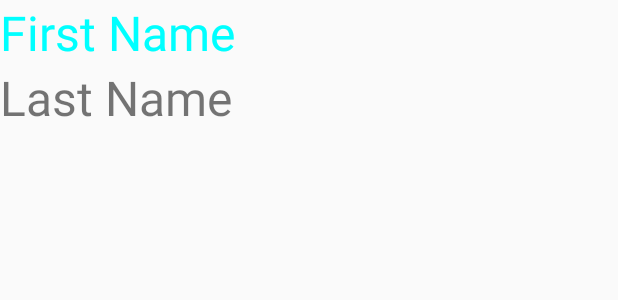
After one commit to chhota89/BridgeLabzApp, an Android app: the layout adapter_details_layout.xml on its own in the app's theme, with its tools: preview values and no code run, on a phone screen of 412 x 824 dp. The commit adds this screen. Shown: the top 300 px of the screen. Run offline under Robolectric (Android 15) with nearby library versions, the light colour scheme and no system bars.

Commit message:
Hetrogenous view in RecycleView

```diff
--- a/app/src/main/AndroidManifest.xml
+++ b/app/src/main/AndroidManifest.xml
@@ -57,7 +57,11 @@
             android:name=".activity.CameraActivity"
             android:label="@string/title_activity_camera"
             android:theme="@style/MyMaterialTheme" />
-        <activity android:name=".activity.ORM_Activity"></activity>
+        <activity android:name=".activity.ORM_Activity" />
+        <activity
+            android:name=".activity.HeterogenousRecycleView"
+            android:label="@string/title_activity_heterogenous_recycle_view"
+            android:theme="@style/MyMaterialTheme"></activity>
     </application>
 
 </manifest>
--- a/app/src/main/java/com/bridgelabz/app/activity/ORM_Activity.java
+++ b/app/src/main/java/com/bridgelabz/app/activity/ORM_Activity.java
@@ -3,7 +3,6 @@ package com.bridgelabz.app.activity;
 import android.app.Dialog;
 import android.content.Intent;
 import android.os.Bundle;
-import android.support.v7.widget.Toolbar;
 import android.util.Log;
 import android.view.View;
 import android.widget.Button;
@@ -25,6 +24,8 @@ import java.util.ArrayList;
 import java.util.List;
 
 public class ORM_Activity extends OrmLiteBaseActivity<ORM_Helper> {
+
+    private Dao<ORMUser, Integer> userDao;
 
     @Override
     protected void onCreate(Bundle savedInstanceState) {
@@ -254,6 +255,4 @@ public class ORM_Activity extends OrmLiteBaseActivity<ORM_Helper> {
         });
 
     }
-
-
 }
--- /dev/null
+++ b/app/src/main/res/layout/adapter_details_layout.xml
@@ -0,0 +1,20 @@
+<?xml version="1.0" encoding="utf-8"?>
+<LinearLayout xmlns:android="http://schemas.android.com/apk/res/android"
+    android:orientation="vertical" android:layout_width="match_parent"
+    android:layout_height="wrap_content">
+
+    <TextView
+        android:text="First Name"
+        android:textColor="#00ffff"
+        android:textSize="32sp"
+        android:layout_width="match_parent"
+        android:layout_height="wrap_content"
+        android:id="@+id/firstName" />
+
+    <TextView
+        android:text="Last Name"
+        android:textSize="32sp"
+        android:layout_width="match_parent"
+        android:layout_height="wrap_content"
+        android:id="@+id/lastName" />
+</LinearLayout>
--- a/app/src/main/res/values/strings.xml
+++ b/app/src/main/res/values/strings.xml
@@ -19,6 +19,7 @@
     <string name="title_activity_video">Video Player</string>
     <string name="title_activity_vedio">Vedio Player</string>
     <string name="title_activity_camera">CameraActivity</string>
+    <string name="title_activity_heterogenous_recycle_view">HeterogenousRecycleView</string>
 
 
 </resources>
```
Also changed, not shown: app/build.gradle (+4 -3 lines), app/src/main/java/com/bridgelabz/app/activity/HeterogenousRecycleView.java (added, +47 -0 lines), app/src/main/java/com/bridgelabz/app/fragment/IntentExample.java (+10 -0 lines), app/src/main/java/com/bridgelabz/app/model/UserInfo.java (added, +32 -0 lines), app/src/main/res/layout/activity_heterogenous_recycle_view.xml (added, +26 -0 lines), app/src/main/res/layout/content_heterogenous_recycle_view.xml (added, +19 -0 lines), app/src/main/res/layout/intent_example.xml (+10 -0 lines).
